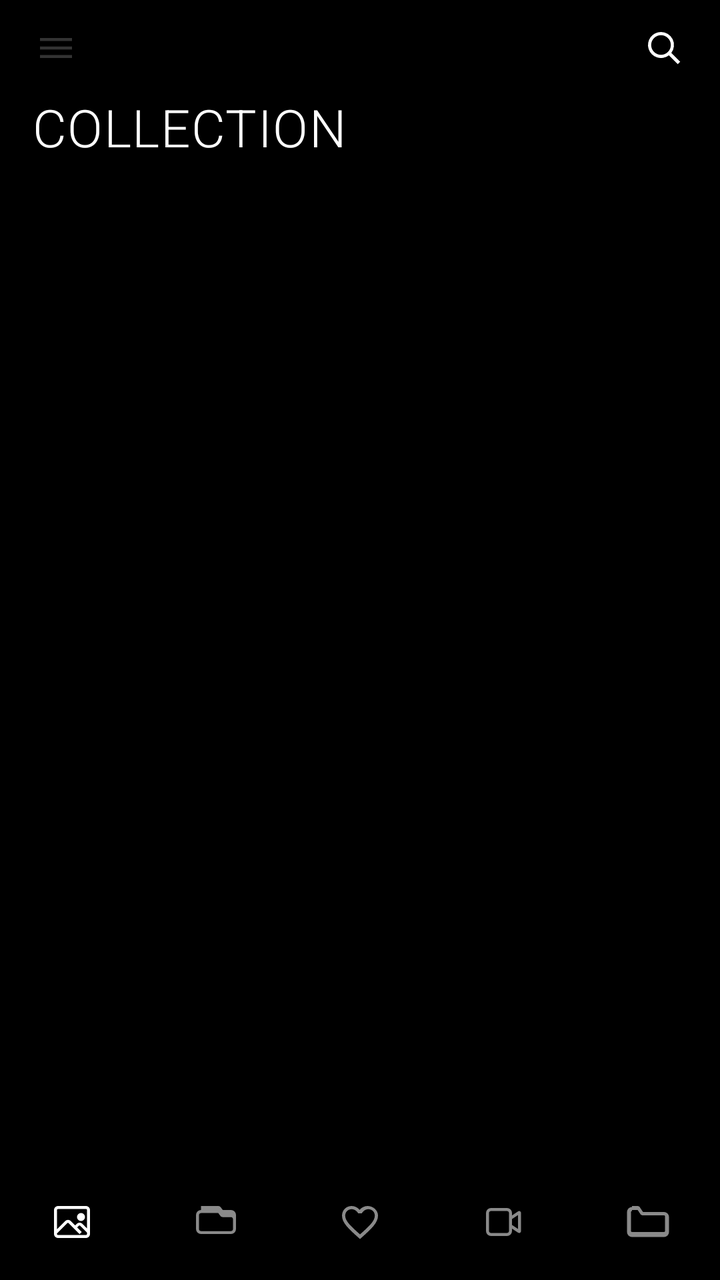
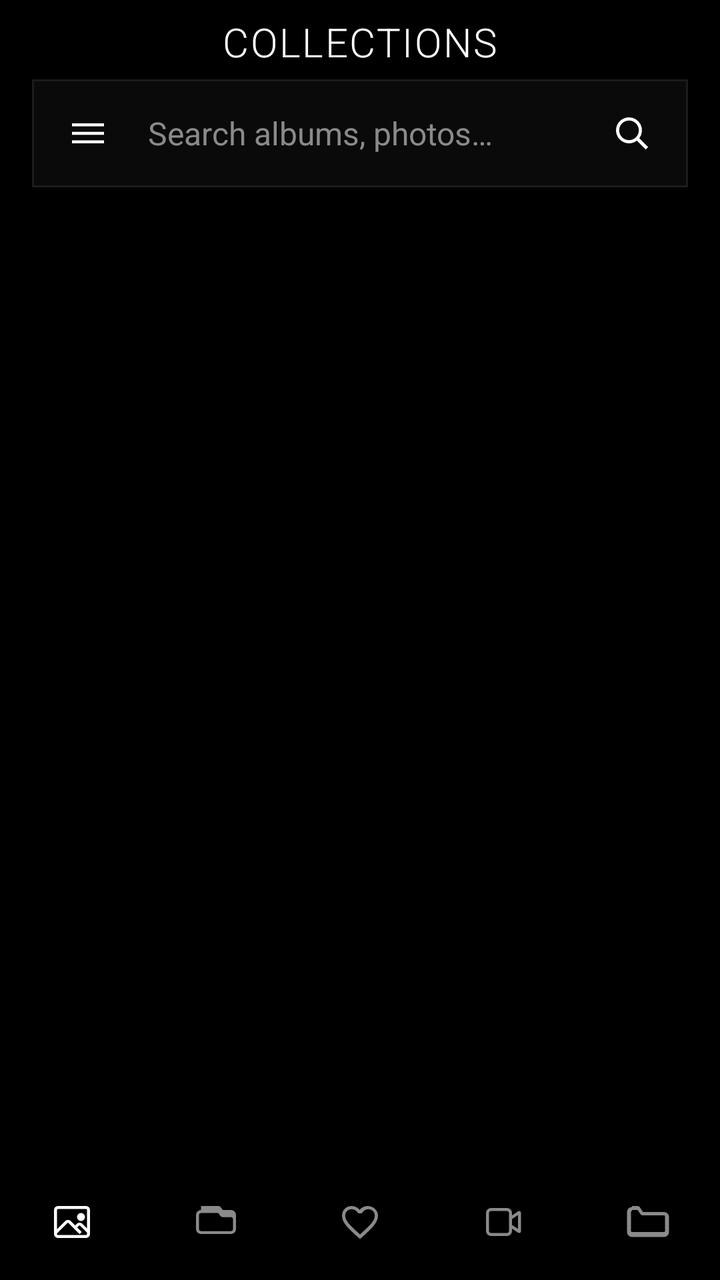

The first picture is an Android layout as it rendered before a commit; the second is the same layout after the commit. The layout source and the unified diff follow.
<!-- AndroidManifest.xml: application theme Theme.GallerySearch -->
<!-- res/layout/activity_main.xml -->
<?xml version="1.0" encoding="utf-8"?>
<androidx.drawerlayout.widget.DrawerLayout xmlns:android="http://schemas.android.com/apk/res/android"
    android:id="@+id/drawerLayout"
    android:layout_width="match_parent"
    android:layout_height="match_parent"
    android:background="@color/metroBgPrimary">

    <FrameLayout
        android:id="@+id/mainSurface"
        android:layout_width="match_parent"
        android:layout_height="match_parent"
        android:background="@color/metroBgPrimary">

        <androidx.recyclerview.widget.RecyclerView
            android:id="@+id/imageGrid"
            android:layout_width="match_parent"
            android:layout_height="match_parent"
            android:clipToPadding="false"
            android:paddingStart="0dp"
            android:paddingTop="2dp"
            android:paddingEnd="0dp"
            android:paddingBottom="84dp" />

        <LinearLayout
            android:id="@+id/topOverlay"
            android:layout_width="match_parent"
            android:layout_height="wrap_content"
            android:background="@color/metroBgPrimary"
            android:orientation="vertical">

            <FrameLayout
                android:id="@+id/topChrome"
                android:layout_width="match_parent"
                android:layout_height="96dp">

                <ImageButton
                    android:id="@+id/menuBtn"
                    android:layout_width="48dp"
                    android:layout_height="48dp"
                    android:layout_gravity="start|top"
                    android:layout_marginStart="4dp"
                    android:alpha="0.2"
                    android:background="@android:color/transparent"
                    android:contentDescription="Menu"
                    android:padding="12dp"
                    android:src="@drawable/ic_fluent_navigation_24_regular"
                    android:tint="@color/metroTextPrimary" />

                <TextView
                    android:id="@+id/screenTitle"
                    android:layout_width="match_parent"
                    android:layout_height="wrap_content"
                    android:layout_gravity="bottom"
                    android:includeFontPadding="false"
                    android:paddingStart="16dp"
                    android:paddingEnd="16dp"
                    android:paddingBottom="16dp"
                    android:text="collection"
                    android:textAllCaps="true"
                    android:textColor="@color/metroTextPrimary"
                    android:textSize="26sp"
                    android:letterSpacing="0.02"
                    android:fontFamily="sans-serif-light"
                    android:visibility="visible" />

                <ImageButton
                    android:id="@+id/addAlbumBtn"
                    android:layout_width="48dp"
                    android:layout_height="48dp"
                    android:layout_gravity="end|top"
                    android:layout_marginEnd="48dp"
                    android:alpha="0.2"
                    android:background="@android:color/transparent"
                    android:contentDescription="Add smart album"
                    android:padding="12dp"
                    android:src="@drawable/ic_fluent_add_24_regular"
                    android:tint="@color/metroTextPrimary"
                    android:visibility="gone" />

                <ImageButton
                    android:id="@+id/searchLaunchBtn"
                    android:layout_width="48dp"
                    android:layout_height="48dp"
                    android:layout_gravity="end|top"
                    android:layout_marginEnd="4dp"
                    android:background="@android:color/transparent"
                    android:contentDescription="Search"
                    android:padding="12dp"
                    android:src="@drawable/ic_fluent_search_24_regular"
                    android:tint="@color/metroTextPrimary" />
            </FrameLayout>

            <LinearLayout
                android:id="@+id/searchPanel"
                android:layout_width="match_parent"
                android:layout_height="wrap_content"
                android:background="@color/metroBgPrimary"
                android:orientation="vertical"
                android:paddingStart="16dp"
                android:paddingTop="4dp"
                android:paddingEnd="16dp"
                android:paddingBottom="14dp"
                android:visibility="gone">

                <LinearLayout
                    android:layout_width="match_parent"
                    android:layout_height="48dp"
                    android:background="@drawable/search_bg"
                    android:gravity="center_vertical"
                    android:orientation="horizontal"
                    android:paddingStart="14dp"
                    android:paddingEnd="8dp">

                    <ImageView
                        android:id="@+id/searchLeadingIcon"
                        android:layout_width="20dp"
                        android:layout_height="20dp"
                        android:contentDescription="@null"
                        android:src="@drawable/ic_fluent_search_24_regular"
                        android:tint="@color/metroTextSecondary" />

                    <ImageView
                        android:id="@+id/searchImageThumb"
                        android:layout_width="30dp"
                        android:layout_height="30dp"
                        android:contentDescription="Similar image"
                        android:scaleType="centerCrop"
                        android:visibility="gone" />

                    <EditText
                        android:id="@+id/searchInput"
                        android:layout_width="0dp"
                        android:layout_height="wrap_content"
                        android:layout_weight="1"
                        android:background="@android:color/transparent"
                        android:hint="Search this section"
                        android:imeOptions="actionSearch"
                        android:inputType="text"
                        android:paddingStart="12dp"
                        android:paddingEnd="12dp"
                        android:singleLine="true"
                        android:textColor="@color/metroTextPrimary"
                        android:textColorHint="@color/metroTextDisabled"
                        android:textSize="16sp" />

                    <ImageView
                        android:id="@+id/searchClearBtn"
                        android:layout_width="36dp"
                        android:layout_height="36dp"
                        android:background="?android:attr/selectableItemBackgroundBorderless"
                        android:clickable="true"
                        android:contentDescription="Clear"
                        android:focusable="true"
                        android:padding="8dp"
                        android:src="@drawable/ic_fluent_dismiss_24_regular"
                        android:tint="@color/metroTextSecondary" />
                </LinearLayout>

                <LinearLayout
                    android:id="@+id/searchHeaderRow"
                    android:layout_width="match_parent"
                    android:layout_height="wrap_content"
                    android:layout_marginTop="12dp"
                    android:gravity="center_vertical"
                    android:orientation="horizontal">

                    <TextView
                        android:id="@+id/searchResultSummary"
                        android:layout_width="0dp"
                        android:layout_height="wrap_content"
                        android:layout_weight="1"
                        android:includeFontPadding="false"
                        android:letterSpacing="0.04"
                        android:textAllCaps="true"
                        android:textColor="@color/metroTextSecondary"
                        android:textSize="12sp" />

                    <LinearLayout
                        android:id="@+id/searchFilterBtn"
                        android:layout_width="wrap_content"
                        android:layout_height="wrap_content"
                        android:background="@drawable/search_filter_chip_bg"
                        android:clickable="true"
                        android:focusable="true"
                        android:gravity="center_vertical"
                        android:orientation="horizontal"
                        android:paddingStart="12dp"
                        android:paddingTop="8dp"
                        android:paddingEnd="14dp"
                        android:paddingBottom="8dp">

                        <ImageView
                            android:layout_width="16dp"
                            android:layout_height="16dp"
                            android:contentDescription="@null"
                            android:src="@drawable/ic_fluent_filter_24_regular"
                            android:tint="@color/metroTextPrimary" />

                        <TextView
                            android:id="@+id/searchFilterLabel"
                            android:layout_width="wrap_content"
                            android:layout_height="wrap_content"
                            android:layout_marginStart="7dp"
                            android:includeFontPadding="false"
                            android:text="Sort &amp; filter"
                            android:textColor="@color/metroTextPrimary"
                            android:textSize="12sp" />
                    </LinearLayout>
                </LinearLayout>

                <HorizontalScrollView
                    android:id="@+id/searchActivePillsScroll"
                    android:layout_width="match_parent"
                    android:layout_height="wrap_content"
                    android:layout_marginTop="10dp"
                    android:fadeScrollbars="false"
                    android:overScrollMode="never"
                    android:scrollbars="none"
                    android:visibility="gone">

                    <LinearLayout
                        android:id="@+id/searchActivePills"
                        android:layout_width="wrap_content"
                        android:layout_height="wrap_content"
                        android:orientation="horizontal" />
                </HorizontalScrollView>

                <HorizontalScrollView
                    android:id="@+id/searchQuickPillsScroll"
                    android:layout_width="match_parent"
                    android:layout_height="wrap_content"
                    android:layout_marginTop="10dp"
                    android:fadeScrollbars="false"
                    android:overScrollMode="never"
                    android:scrollbars="none">

                    <LinearLayout
                        android:id="@+id/searchQuickPills"
                        android:layout_width="wrap_content"
                        android:layout_height="wrap_content"
                        android:orientation="horizontal" />
                </HorizontalScrollView>
            </LinearLayout>
        </LinearLayout>

        <LinearLayout
            android:id="@+id/selectionPill"
            android:layout_width="wrap_content"
            android:layout_height="52dp"
            android:layout_gravity="bottom|center_horizontal"
            android:layout_marginBottom="84dp"
            android:background="@drawable/pill_bg"
            android:gravity="center"
            android:orientation="horizontal"
            android:paddingStart="8dp"
            android:paddingEnd="8dp"
            android:visibility="gone">

            <ImageButton
                android:id="@+id/selectAllBtn"
                android:layout_width="52dp"
                android:layout_height="52dp"
                android:background="@android:color/transparent"
                android:contentDescription="Select all"
                android:padding="15dp"
                android:src="@drawable/ic_fluent_select_all_24_regular"
                android:tint="@color/metroTextPrimary"
                android:visibility="gone" />

            <ImageButton
                android:id="@+id/shareSelectionBtn"
                android:layout_width="64dp"
                android:layout_height="52dp"
                android:background="@android:color/transparent"
                android:contentDescription="Share selected"
                android:padding="15dp"
                android:src="@drawable/ic_fluent_share_24_regular"
                android:tint="@color/metroTextPrimary" />

            <ImageButton
                android:id="@+id/deleteSelectionBtn"
                android:layout_width="64dp"
                android:layout_height="52dp"
                android:background="@android:color/transparent"
                android:contentDescription="Delete selected"
                android:padding="15dp"
                android:src="@drawable/ic_fluent_delete_24_regular"
                android:tint="@color/metroTextPrimary" />
        </LinearLayout>

        <com.devomind.gallerysearch.FastScrollIndicator
            android:id="@+id/fastScrollIndicator"
            android:layout_width="match_parent"
            android:layout_height="match_parent"
            android:layout_marginEnd="4dp"
            android:visibility="gone" />

        <LinearLayout
            android:id="@+id/bottomPanel"
            android:layout_width="match_parent"
            android:layout_height="60dp"
            android:layout_gravity="bottom"
            android:background="@color/metroBgPrimary"
            android:orientation="horizontal">

            <LinearLayout
                android:id="@+id/bottomCollections"
                android:layout_width="0dp"
                android:layout_height="match_parent"
                android:layout_weight="1"
                android:gravity="center"
                android:orientation="vertical"
                android:paddingTop="2dp">

                <ImageView
                    android:id="@+id/bottomCollectionsIcon"
                    android:layout_width="24dp"
                    android:layout_height="24dp"
                    android:contentDescription="@null"
                    android:src="@drawable/ic_fluent_image_24_regular"
                    android:tint="@color/metroTextPrimary" />
            </LinearLayout>

            <LinearLayout
                android:id="@+id/bottomAlbums"
                android:layout_width="0dp"
                android:layout_height="match_parent"
                android:layout_weight="1"
                android:gravity="center"
                android:orientation="vertical"
                android:paddingTop="2dp">

                <ImageView
                    android:id="@+id/bottomAlbumsIcon"
                    android:layout_width="24dp"
                    android:layout_height="24dp"
                    android:contentDescription="@null"
                    android:src="@drawable/ic_fluent_album_24_regular"
                    android:tint="@color/metroTextSecondary" />
            </LinearLayout>

            <LinearLayout
                android:id="@+id/bottomFavorites"
                android:layout_width="0dp"
                android:layout_height="match_parent"
                android:layout_weight="1"
                android:gravity="center"
                android:orientation="vertical"
                android:paddingTop="2dp">

                <ImageView
                    android:id="@+id/bottomFavoritesIcon"
                    android:layout_width="24dp"
                    android:layout_height="24dp"
                    android:contentDescription="@null"
                    android:src="@drawable/ic_fluent_heart_24_regular"
                    android:tint="@color/metroTextSecondary" />
            </LinearLayout>

            <LinearLayout
                android:id="@+id/bottomVideos"
                android:layout_width="0dp"
                android:layout_height="match_parent"
                android:layout_weight="1"
                android:gravity="center"
                android:orientation="vertical"
                android:paddingTop="2dp">

                <ImageView
                    android:id="@+id/bottomVideosIcon"
                    android:layout_width="24dp"
                    android:layout_height="24dp"
                    android:contentDescription="@null"
                    android:src="@drawable/ic_fluent_video_24_regular"
                    android:tint="@color/metroTextSecondary" />
            </LinearLayout>

            <LinearLayout
                android:id="@+id/bottomFolders"
                android:layout_width="0dp"
                android:layout_height="match_parent"
                android:layout_weight="1"
                android:gravity="center"
                android:orientation="vertical"
                android:paddingTop="2dp">

                <ImageView
                    android:id="@+id/bottomFoldersIcon"
                    android:layout_width="24dp"
                    android:layout_height="24dp"
                    android:contentDescription="@null"
                    android:src="@drawable/ic_fluent_folder_24_regular"
                    android:tint="@color/metroTextSecondary" />
            </LinearLayout>
        </LinearLayout>
    </FrameLayout>

    <LinearLayout
        android:id="@+id/drawerPanel"
        android:layout_width="304dp"
        android:layout_height="match_parent"
        android:layout_gravity="start"
        android:background="@color/metroBgSecondary"
        android:orientation="vertical"
        android:paddingTop="0dp">

        <TextView
            android:id="@+id/drawerCollection"
            style="@style/MetroDrawerItem"
            android:text="collection" />

        <TextView
            android:id="@+id/drawerAlbums"
            style="@style/MetroDrawerItem"
            android:text="albums" />

        <TextView
            android:id="@+id/drawerSearch"
            style="@style/MetroDrawerItem"
            android:text="search" />

        <TextView
            android:id="@+id/drawerFolders"
            style="@style/MetroDrawerItem"
            android:text="folders" />

        <TextView
            android:id="@+id/drawerSmartCleanup"
            style="@style/MetroDrawerItem"
            android:text="smart cleanup" />

        <TextView
            android:id="@+id/drawerIndex"
            style="@style/MetroDrawerItem"
            android:text="start indexing" />

        <TextView
            android:id="@+id/drawerAlbumScope"
            style="@style/MetroDrawerItem"
            android:text="album scope" />

        <TextView
            android:id="@+id/drawerSettings"
            style="@style/MetroDrawerItem"
            android:text="settings" />

        <TextView
            android:id="@+id/statusText"
            android:layout_width="match_parent"
            android:layout_height="wrap_content"
            android:includeFontPadding="false"
            android:paddingStart="24dp"
            android:paddingTop="24dp"
            android:paddingEnd="24dp"
            android:text="Waiting for gallery permission..."
            android:textAllCaps="true"
            android:textColor="@color/metroTextSecondary"
            android:textSize="12sp" />

        <ProgressBar
            android:id="@+id/progressBar"
            style="?android:attr/progressBarStyleHorizontal"
            android:layout_width="match_parent"
            android:layout_height="2dp"
            android:layout_marginStart="24dp"
            android:layout_marginTop="10dp"
            android:layout_marginEnd="24dp"
            android:indeterminate="true"
            android:indeterminateTint="@color/metroAccentMuted"
            android:visibility="gone" />

        <TextView
            android:id="@+id/resultCount"
            android:layout_width="match_parent"
            android:layout_height="wrap_content"
            android:includeFontPadding="false"
            android:paddingStart="24dp"
            android:paddingTop="14dp"
            android:paddingEnd="24dp"
            android:textColor="@color/metroAccentLight"
            android:textSize="12sp" />
    </LinearLayout>
</androidx.drawerlayout.widget.DrawerLayout>
<!-- resources referenced by this layout -->
<resources>
  <color name="metroAccentLight">#FF6DB8FF</color>
  <color name="metroAccentMuted">#FF3B9EFF</color>
  <color name="metroBgPrimary">#FF000000</color>
  <color name="metroBgSecondary">#FF0A0A0A</color>
  <color name="metroTextDisabled">#FF484848</color>
  <color name="metroTextPrimary">#FFFFFFFF</color>
  <color name="metroTextSecondary">#FF8A8A8A</color>
  <!-- drawable ic_fluent_add_24_regular (drawable) -->
  <vector xmlns:android="http://schemas.android.com/apk/res/android"
      android:width="24dp"
      android:height="24dp"
      android:viewportWidth="24"
      android:viewportHeight="24">
      <path android:fillColor="#FFFFFFFF" android:pathData="M11.75,3a0.75,0.75 0,0 0,-0.75 0.75v7.5H3.75a0.75,0.75 0,0 0,0 1.5h7.5v7.5a0.75,0.75 0,0 0,1.5 0v-7.5h7.5a0.75,0.75 0,0 0,0 -1.5h-7.5v-7.5A0.75,0.75 0,0 0,11.75 3"/>
  </vector>
  <!-- drawable ic_fluent_dismiss_24_regular (drawable) -->
  <vector xmlns:android="http://schemas.android.com/apk/res/android"
      android:width="24dp"
      android:height="24dp"
      android:viewportWidth="24"
      android:viewportHeight="24">
      <path
          android:fillColor="#FFFFFFFF"
          android:pathData="M6.4,5.35l5.6,5.6 5.6,-5.6 1.05,1.05 -5.6,5.6 5.6,5.6 -1.05,1.05 -5.6,-5.6 -5.6,5.6 -1.05,-1.05 5.6,-5.6 -5.6,-5.6z" />
  </vector>
  <!-- drawable ic_fluent_filter_24_regular (drawable) -->
  <vector xmlns:android="http://schemas.android.com/apk/res/android"
      android:width="24dp"
      android:height="24dp"
      android:viewportWidth="24"
      android:viewportHeight="24">
      <path
          android:fillColor="#FFFFFFFF"
          android:pathData="M4,5.5h16a1,1 0 0 1 0.8,1.6l-5.8,7.4v4.2a1,1 0 0 1 -1.45,0.9l-3,-1.5a1,1 0 0 1 -0.55,-0.9v-2.7L4.2,7.1A1,1 0 0 1 5,5.5z" />
  </vector>
  <!-- drawable ic_fluent_navigation_24_regular (drawable) -->
  <vector xmlns:android="http://schemas.android.com/apk/res/android"
      android:width="24dp"
      android:height="24dp"
      android:viewportWidth="24"
      android:viewportHeight="24">
      <path android:fillColor="#FFFFFFFF" android:pathData="M4,7h16v1.5H4zM4,11.25h16v1.5H4zM4,15.5h16V17H4z"/>
  </vector>
  <!-- drawable ic_fluent_search_24_regular (drawable) -->
  <vector xmlns:android="http://schemas.android.com/apk/res/android"
      android:width="24dp"
      android:height="24dp"
      android:viewportWidth="24"
      android:viewportHeight="24">
      <path android:fillColor="#FFFFFFFF" android:pathData="M10.5,4a6.5,6.5 0,0 1,5.15 10.46l4.45,4.44l-1.2,1.2l-4.44,-4.45A6.5,6.5 0,1 1,10.5 4m0,1.6a4.9,4.9 0,1 0,0 9.8a4.9,4.9 0,0 0,0 -9.8"/>
  </vector>
  <!-- drawable pill_bg (drawable) -->
  <?xml version="1.0" encoding="utf-8"?>
  <shape xmlns:android="http://schemas.android.com/apk/res/android"
      android:shape="rectangle">
      <corners android:radius="26dp" />
      <solid android:color="#D90A0A0A" />
      <stroke
          android:width="1dp"
          android:color="@color/metroBgSurface" />
  </shape>
  <!-- drawable search_bg (drawable) -->
  <?xml version="1.0" encoding="utf-8"?>
  <shape xmlns:android="http://schemas.android.com/apk/res/android"
      android:shape="rectangle">
      <corners android:radius="0dp" />
      <solid android:color="@color/metroBgSecondary" />
      <stroke
          android:width="1dp"
          android:color="@color/metroBgSurface" />
  </shape>
  <!-- drawable search_filter_chip_bg (drawable) -->
  <?xml version="1.0" encoding="utf-8"?>
  <shape xmlns:android="http://schemas.android.com/apk/res/android" android:shape="rectangle">
      <solid android:color="#121212" />
      <stroke
          android:width="1dp"
          android:color="#2B2B2B" />
      <corners android:radius="18dp" />
  </shape>
  <color name="metroBgSurface">#FF1C1C1C</color>
  <color name="metroNavBar">#FF000000</color>
  <color name="metroStatusBar">#FF0A0A0A</color>
  <color name="metroAccent">#FF3B9EFF</color>
  <!-- unchanged entries left out for length: 10 -->
</resources>

<!-- the commit's change to res/layout/activity_main.xml (unified diff, before → after) -->
@@ -29,66 +29,102 @@
             android:orientation="vertical">
 
             <FrameLayout
-                android:id="@+id/topChrome"
+                android:id="@+id/titleRow"
                 android:layout_width="match_parent"
-                android:layout_height="96dp">
-
-                <ImageButton
-                    android:id="@+id/menuBtn"
-                    android:layout_width="48dp"
-                    android:layout_height="48dp"
-                    android:layout_gravity="start|top"
-                    android:layout_marginStart="4dp"
-                    android:alpha="0.2"
-                    android:background="@android:color/transparent"
-                    android:contentDescription="Menu"
-                    android:padding="12dp"
-                    android:src="@drawable/ic_fluent_navigation_24_regular"
-                    android:tint="@color/metroTextPrimary" />
+                android:layout_height="wrap_content"
+                android:paddingTop="10dp"
+                android:paddingBottom="6dp">
 
                 <TextView
                     android:id="@+id/screenTitle"
                     android:layout_width="match_parent"
                     android:layout_height="wrap_content"
-                    android:layout_gravity="bottom"
+                    android:layout_gravity="center"
+                    android:ellipsize="end"
+                    android:fontFamily="sans-serif-light"
+                    android:gravity="center"
                     android:includeFontPadding="false"
-                    android:paddingStart="16dp"
-                    android:paddingEnd="16dp"
-                    android:paddingBottom="16dp"
-                    android:text="collection"
+                    android:letterSpacing="0.04"
+                    android:paddingStart="56dp"
+                    android:paddingEnd="56dp"
+                    android:singleLine="true"
+                    android:text="collections"
                     android:textAllCaps="true"
                     android:textColor="@color/metroTextPrimary"
-                    android:textSize="26sp"
-                    android:letterSpacing="0.02"
-                    android:fontFamily="sans-serif-light"
-                    android:visibility="visible" />
+                    android:textSize="20sp" />
 
                 <ImageButton
                     android:id="@+id/addAlbumBtn"
-                    android:layout_width="48dp"
-                    android:layout_height="48dp"
-                    android:layout_gravity="end|top"
-                    android:layout_marginEnd="48dp"
-                    android:alpha="0.2"
-                    android:background="@android:color/transparent"
+                    android:layout_width="44dp"
+                    android:layout_height="44dp"
+                    android:layout_gravity="end|center_vertical"
+                    android:layout_marginEnd="12dp"
+                    android:background="?android:attr/selectableItemBackgroundBorderless"
                     android:contentDescription="Add smart album"
-                    android:padding="12dp"
+                    android:padding="10dp"
                     android:src="@drawable/ic_fluent_add_24_regular"
                     android:tint="@color/metroTextPrimary"
                     android:visibility="gone" />
+            </FrameLayout>
+
+            <LinearLayout
+                android:id="@+id/searchBox"
+                android:layout_width="match_parent"
+                android:layout_height="54dp"
+                android:layout_marginStart="16dp"
+                android:layout_marginEnd="16dp"
+                android:layout_marginBottom="12dp"
+                android:background="@drawable/search_bg"
+                android:gravity="center_vertical"
+                android:orientation="horizontal"
+                android:paddingStart="6dp"
+                android:paddingEnd="6dp">
 
                 <ImageButton
-                    android:id="@+id/searchLaunchBtn"
-                    android:layout_width="48dp"
-                    android:layout_height="48dp"
-                    android:layout_gravity="end|top"
-                    android:layout_marginEnd="4dp"
+                    android:id="@+id/menuBtn"
+                    android:layout_width="44dp"
+                    android:layout_height="44dp"
+                    android:background="?android:attr/selectableItemBackgroundBorderless"
+                    android:contentDescription="Menu"
+                    android:padding="10dp"
+                    android:src="@drawable/ic_fluent_navigation_24_regular"
+                    android:tint="@color/metroTextPrimary" />
+
+                <ImageView
+                    android:id="@+id/searchImageThumb"
+                    android:layout_width="32dp"
+                    android:layout_height="32dp"
+                    android:layout_marginStart="2dp"
+                    android:contentDescription="Similar image"
+                    android:scaleType="centerCrop"
+                    android:visibility="gone" />
+
+                <EditText
+                    android:id="@+id/searchInput"
+                    android:layout_width="0dp"
+                    android:layout_height="match_parent"
+                    android:layout_weight="1"
                     android:background="@android:color/transparent"
+                    android:hint="Search albums, photos…"
+                    android:imeOptions="actionSearch"
+                    android:inputType="text"
+                    android:paddingStart="8dp"
+                    android:paddingEnd="8dp"
+                    android:singleLine="true"
+                    android:textColor="@color/metroTextPrimary"
+                    android:textColorHint="@color/metroTextSecondary"
+                    android:textSize="16sp" />
+
+                <ImageButton
+                    android:id="@+id/searchTrailingBtn"
+                    android:layout_width="44dp"
+                    android:layout_height="44dp"
+                    android:background="?android:attr/selectableItemBackgroundBorderless"
                     android:contentDescription="Search"
-                    android:padding="12dp"
+                    android:padding="11dp"
                     android:src="@drawable/ic_fluent_search_24_regular"
                     android:tint="@color/metroTextPrimary" />
-            </FrameLayout>
+            </LinearLayout>
 
             <LinearLayout
                 android:id="@+id/searchPanel"
@@ -101,60 +137,6 @@
                 android:paddingEnd="16dp"
                 android:paddingBottom="14dp"
                 android:visibility="gone">
-
-                <LinearLayout
-                    android:layout_width="match_parent"
-                    android:layout_height="48dp"
-                    android:background="@drawable/search_bg"
-                    android:gravity="center_vertical"
-                    android:orientation="horizontal"
-                    android:paddingStart="14dp"
-                    android:paddingEnd="8dp">
-
-                    <ImageView
-                        android:id="@+id/searchLeadingIcon"
-                        android:layout_width="20dp"
-                        android:layout_height="20dp"
-                        android:contentDescription="@null"
-                        android:src="@drawable/ic_fluent_search_24_regular"
-                        android:tint="@color/metroTextSecondary" />
-
-                    <ImageView
-                        android:id="@+id/searchImageThumb"
-                        android:layout_width="30dp"
-                        android:layout_height="30dp"
-                        android:contentDescription="Similar image"
-                        android:scaleType="centerCrop"
-                        android:visibility="gone" />
-
-                    <EditText
-                        android:id="@+id/searchInput"
-                        android:layout_width="0dp"
-                        android:layout_height="wrap_content"
-                        android:layout_weight="1"
-                        android:background="@android:color/transparent"
-                        android:hint="Search this section"
-                        android:imeOptions="actionSearch"
-                        android:inputType="text"
-                        android:paddingStart="12dp"
-                        android:paddingEnd="12dp"
-                        android:singleLine="true"
-                        android:textColor="@color/metroTextPrimary"
-                        android:textColorHint="@color/metroTextDisabled"
-                        android:textSize="16sp" />
-
-                    <ImageView
-                        android:id="@+id/searchClearBtn"
-                        android:layout_width="36dp"
-                        android:layout_height="36dp"
-                        android:background="?android:attr/selectableItemBackgroundBorderless"
-                        android:clickable="true"
-                        android:contentDescription="Clear"
-                        android:focusable="true"
-                        android:padding="8dp"
-                        android:src="@drawable/ic_fluent_dismiss_24_regular"
-                        android:tint="@color/metroTextSecondary" />
-                </LinearLayout>
 
                 <LinearLayout
                     android:id="@+id/searchHeaderRow"
<!-- resource entries referenced after the edit -->
@@ -4,7 +4,6 @@
   <color name="metroAccentMuted">#FF3B9EFF</color>
   <color name="metroBgPrimary">#FF000000</color>
   <color name="metroBgSecondary">#FF0A0A0A</color>
-  <color name="metroTextDisabled">#FF484848</color>
   <color name="metroTextPrimary">#FFFFFFFF</color>
   <color name="metroTextSecondary">#FF8A8A8A</color>
   <!-- drawable ic_fluent_add_24_regular (drawable) -->
@@ -14,16 +13,6 @@
       android:viewportWidth="24"
       android:viewportHeight="24">
       <path android:fillColor="#FFFFFFFF" android:pathData="M11.75,3a0.75,0.75 0,0 0,-0.75 0.75v7.5H3.75a0.75,0.75 0,0 0,0 1.5h7.5v7.5a0.75,0.75 0,0 0,1.5 0v-7.5h7.5a0.75,0.75 0,0 0,0 -1.5h-7.5v-7.5A0.75,0.75 0,0 0,11.75 3"/>
-  </vector>
-  <!-- drawable ic_fluent_dismiss_24_regular (drawable) -->
-  <vector xmlns:android="http://schemas.android.com/apk/res/android"
-      android:width="24dp"
-      android:height="24dp"
-      android:viewportWidth="24"
-      android:viewportHeight="24">
-      <path
-          android:fillColor="#FFFFFFFF"
-          android:pathData="M6.4,5.35l5.6,5.6 5.6,-5.6 1.05,1.05 -5.6,5.6 5.6,5.6 -1.05,1.05 -5.6,-5.6 -5.6,5.6 -1.05,-1.05 5.6,-5.6 -5.6,-5.6z" />
   </vector>
   <!-- drawable ic_fluent_filter_24_regular (drawable) -->
   <vector xmlns:android="http://schemas.android.com/apk/res/android"
